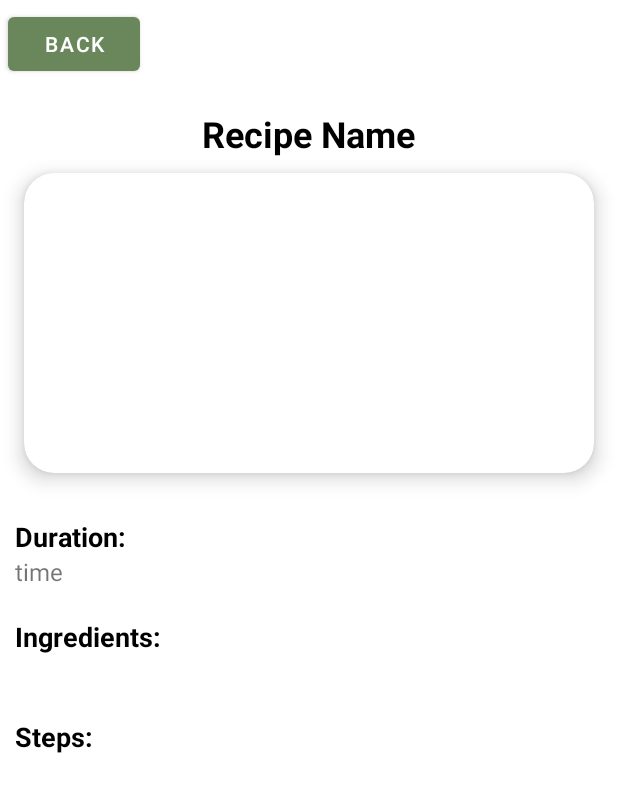
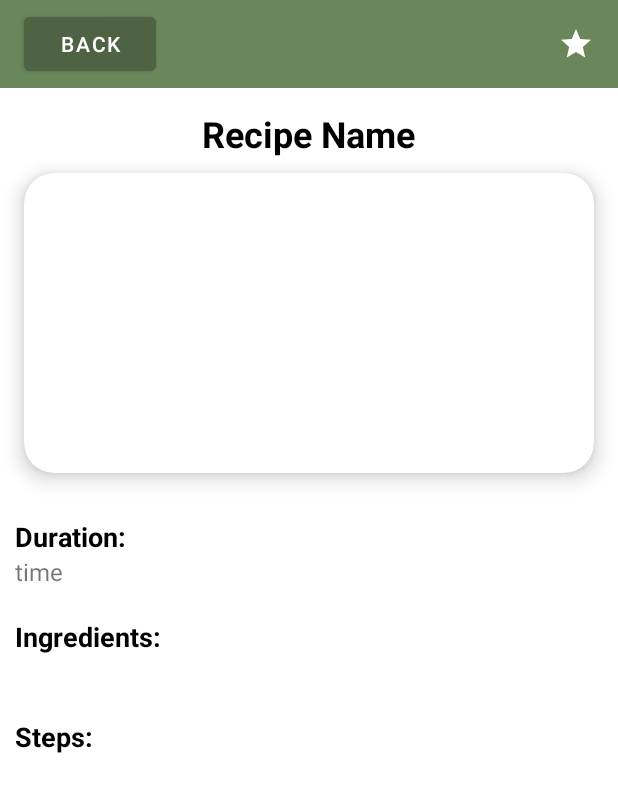
Before and after one commit to user1312420/KitchenCompass, an Android app: the layout activity_detailed.xml on its own in the app's theme, with its tools: preview values and no code run, on a phone screen of 412 x 824 dp. Shown: the top 792 px of the screen. Run offline under Robolectric (Android 15) with nearby library versions, the phone set to English and light mode, and no system bars.

Commit message:
some changes

```diff
--- a/app/src/main/java/com/app/kitchencompass/DetailedActivity.kt
+++ b/app/src/main/java/com/app/kitchencompass/DetailedActivity.kt
@@ -1,15 +1,18 @@
 package com.app.kitchencompass
 
+import android.graphics.Color
 import android.os.Bundle
 import android.widget.Button
-import androidx.appcompat.app.AppCompatActivity
+import android.widget.ImageButton
 import android.widget.ImageView
 import android.widget.TextView
+import androidx.appcompat.app.AppCompatActivity
 import com.squareup.picasso.Picasso
 
 class DetailedActivity : AppCompatActivity() {
 
     private lateinit var closeButton: Button
+    private var isStarred = false
 
     override fun onCreate(savedInstanceState: Bundle?) {
         super.onCreate(savedInstanceState)
@@ -22,6 +25,7 @@ class DetailedActivity : AppCompatActivity() {
         val detailTime: TextView = findViewById(R.id.detailTime)
         val detailIngredients: TextView = findViewById(R.id.detailIngredients)
         val detailDesc: TextView = findViewById(R.id.detailDesc)
+        val starButton: ImageButton = findViewById(R.id.starButton)
 
         // Daten aus dem Intent abrufen und die Views befüllen
         val intent = intent
@@ -42,6 +46,16 @@ class DetailedActivity : AppCompatActivity() {
 
         closeButton.setOnClickListener {
             finish()
+        }
+
+        // Logik für den Stern-Button
+        starButton.setOnClickListener {
+            if (isStarred) {
+                starButton.setColorFilter(resources.getColor(R.color.white))
+            } else {
+                starButton.setColorFilter(Color.YELLOW)
+            }
+            isStarred = !isStarred
         }
     }
 
--- /dev/null
+++ b/app/src/main/res/drawable/baseline_star_border_24.xml
@@ -0,0 +1,5 @@
+<vector xmlns:android="http://schemas.android.com/apk/res/android" android:height="24dp" android:tint="#FFFFFF" android:viewportHeight="24" android:viewportWidth="24" android:width="24dp">
+
+    <path android:fillColor="@android:color/white" android:pathData="M12,17.27L18.18,21l-1.64,-7.03L22,9.24l-7.19,-0.61L12,2 9.19,8.63 2,9.24l5.46,4.73L5.82,21z"/>
+
+</vector>
--- a/app/src/main/res/layout/activity_detailed.xml
+++ b/app/src/main/res/layout/activity_detailed.xml
@@ -1,29 +1,51 @@
 <?xml version="1.0" encoding="utf-8"?>
 <androidx.constraintlayout.widget.ConstraintLayout xmlns:android="http://schemas.android.com/apk/res/android"
     xmlns:tools="http://schemas.android.com/tools"
+    xmlns:app="http://schemas.android.com/apk/res-auto"
     android:layout_width="match_parent"
-    android:layout_height="match_parent"
-    xmlns:app="http://schemas.android.com/apk/res-auto">
+    android:layout_height="match_parent">
 
+    <androidx.appcompat.widget.Toolbar
+        android:id="@+id/toolbar"
+        android:layout_width="match_parent"
+        android:layout_height="wrap_content"
+        android:background="?attr/colorPrimary"
+        android:theme="@style/ThemeOverlay.AppCompat.Dark.ActionBar"
+        app:popupTheme="@style/ThemeOverlay.AppCompat.Light"
+        app:layout_constraintTop_toTopOf="parent">
 
+        <Button
+            android:id="@+id/close"
+            android:layout_width="wrap_content"
+            android:layout_height="wrap_content"
+            android:layout_margin="5dp"
+            android:text="back"
+            android:backgroundTint="@color/darkestGreen"
+            android:textColor="@android:color/white" />
+
+        <ImageButton
+            android:id="@+id/starButton"
+            android:layout_width="wrap_content"
+            android:layout_height="wrap_content"
+            android:layout_gravity="end"
+            android:layout_marginEnd="16dp"
+            android:background="@null"
+            android:src="@drawable/baseline_star_border_24"
+            android:contentDescription="Star Button"
+            app:tint="@color/white" />
+    </androidx.appcompat.widget.Toolbar>
 
     <ScrollView
         android:layout_width="match_parent"
-        android:layout_height="match_parent"
-        tools:ignore="MissingConstraints">
+        android:layout_height="0dp"
+        app:layout_constraintTop_toBottomOf="@id/toolbar"
+        app:layout_constraintBottom_toBottomOf="parent">
 
         <LinearLayout
             android:layout_width="match_parent"
             android:layout_height="wrap_content"
             android:orientation="vertical"
             tools:context=".DetailedActivity">
-
-            <Button
-                android:id="@+id/close"
-                android:layout_width="wrap_content"
-                android:layout_height="wrap_content"
-                android:layout_margin="5dp"
-                android:text="back" />
 
             <TextView
                 android:id="@+id/detailName"
--- a/app/src/main/res/layout/fragment_home.xml
+++ b/app/src/main/res/layout/fragment_home.xml
@@ -20,7 +20,7 @@
                 android:layout_width="match_parent"
                 android:layout_height="wrap_content"
                 android:padding="16dp"
-                android:text="Recipes you may like"
+                android:text="Recipes of the day"
                 android:textAlignment="center"
                 android:textColor="@android:color/white"
                 android:textSize="24sp"
```
Also changed, not shown: app/src/main/ic_launcher-playstore.png, app/src/main/res/mipmap-hdpi/ic_launcher.webp, app/src/main/res/mipmap-hdpi/ic_launcher_foreground.webp, app/src/main/res/mipmap-hdpi/ic_launcher_round.webp, app/src/main/res/mipmap-mdpi/ic_launcher.webp, app/src/main/res/mipmap-mdpi/ic_launcher_foreground.webp, app/src/main/res/mipmap-mdpi/ic_launcher_round.webp, app/src/main/res/mipmap-xhdpi/ic_launcher.webp, app/src/main/res/mipmap-xhdpi/ic_launcher_foreground.webp, app/src/main/res/mipmap-xhdpi/ic_launcher_round.webp, app/src/main/res/mipmap-xxhdpi/ic_launcher.webp, app/src/main/res/mipmap-xxhdpi/ic_launcher_foreground.webp, app/src/main/res/mipmap-xxhdpi/ic_launcher_round.webp, app/src/main/res/mipmap-xxxhdpi/ic_launcher.webp, 2 more files.
